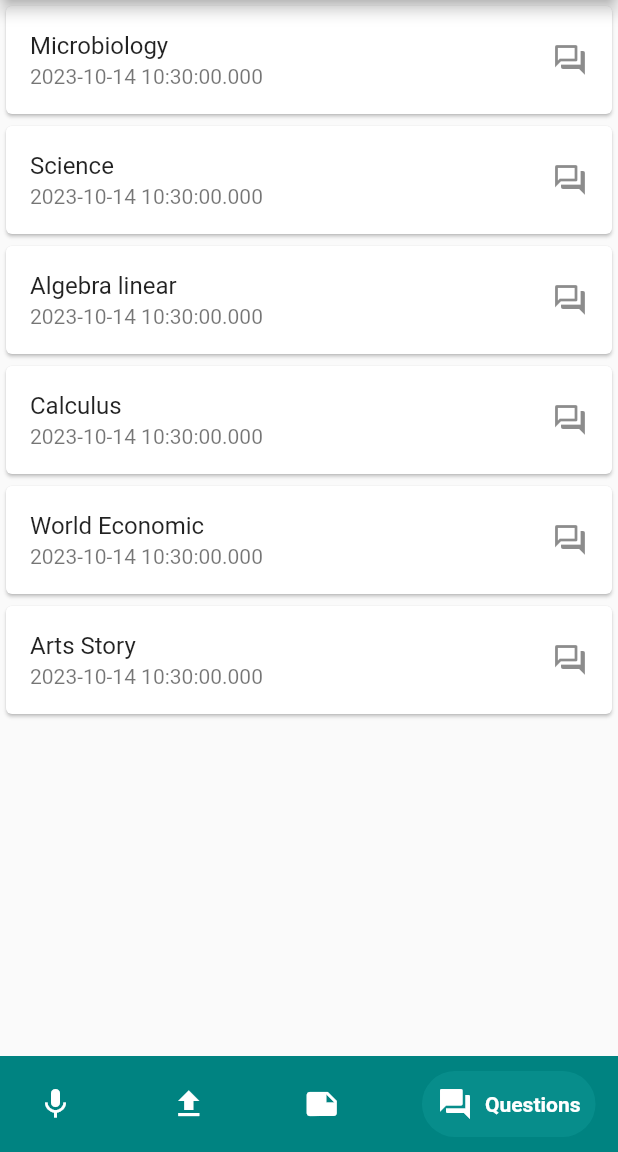
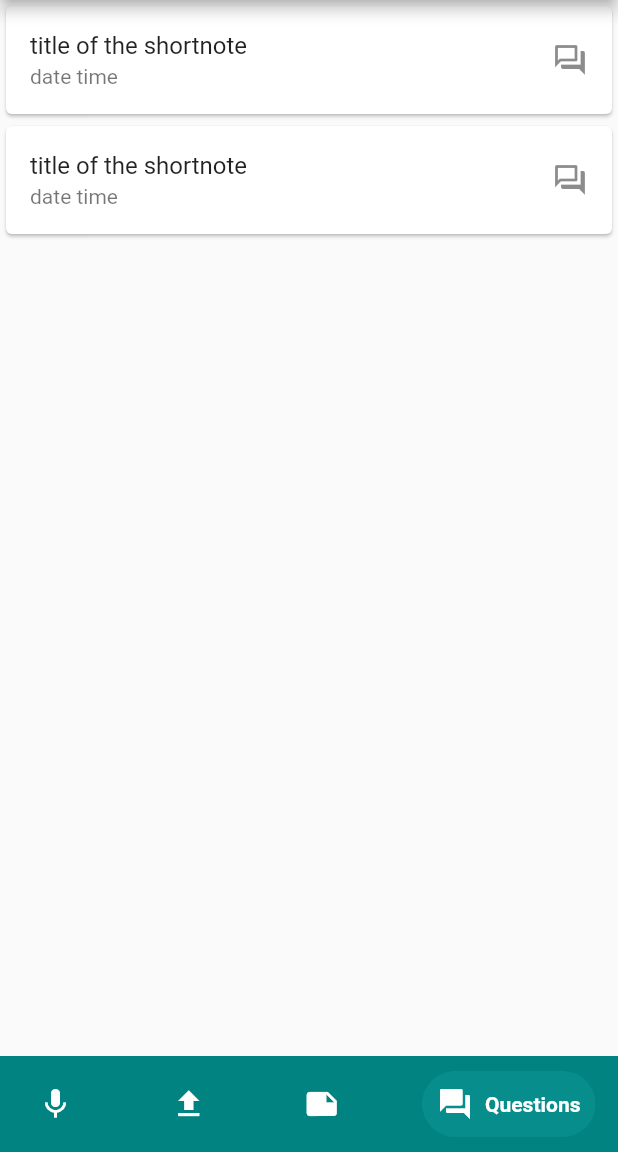
Before and after one commit to wubeshetA/SmartNote, a Flutter app: the screen it shows after launch, item 4 of the bottom bar chosen, on a phone screen of 412 x 824 dp, the part 84-1236 px from its top. Run offline on Flutter 3.47's test engine with Material 2 defaults, Android fonts, the phone set to English and light mode, and no system bars; drawn by our look-alikes of google_nav_bar; our stand-ins replace avatar_glow, flutter_dotenv, permission_handler, sqflite, webview_flutter; missing offline and left inert: flutter_sound_lite, google_speech; accounts and stored records are empty.

Commit message:
feat: question screen to get json data
Signed-off-by: freedisch <freeproduc@gmail.com>

```diff
--- /dev/null
+++ b/assets/not.json
@@ -0,0 +1,26 @@
+[
+  {
+    "title": "Microbiology",
+    "date": "2023-10-10T08:30:00Z"
+  },
+  {
+    "title": "Science",
+    "date": "2023-10-09T11:15:00Z"
+  },
+  {
+    "title": "Algebra linear",
+    "date": "2023-09-25T09:10:00Z"
+  },
+  {
+    "title": "Calculus",
+    "date": "2023-09-20T14:45:00Z"
+  },
+  {
+    "title": "World Economic",
+    "date": "2023-08-31T13:35:00Z"
+  },
+  {
+    "title": "Arts Story",
+    "date": "2023-08-20T10:20:00Z"
+  }
+]
--- /dev/null
+++ b/assets/question.json
@@ -0,0 +1,22 @@
+[
+  {
+    "question": "What is the definition of a microorganism?",
+    "answer": "Small living organisms not visible to the naked eye"
+  },
+  {
+    "question": "What are the types of microorganisms?",
+    "answer": "Bacteria, Viruses, Fungi"
+  },
+  {
+    "question": "What are the characteristics of bacteria?",
+    "answer": "Single-celled prokaryotes, Found virtually everywhere on Earth, Some species can be harmful (pathogenic bacteria)"
+  },
+  {
+    "question": "What are the characteristics of viruses?",
+    "answer": "Obligate intracellular parasites, Consist of genetic material enclosed in a protein coat, Cannot reproduce without a host"
+  },
+  {
+    "question": "What are the characteristics of fungi?",
+    "answer": "Eukaryotic organisms, Obtain nutrients by absorbing them from their environment, Include yeasts, molds, and mushrooms"
+  }
+]
--- a/lib/views/note/notes.dart
+++ b/lib/views/note/notes.dart
@@ -27,7 +27,7 @@ class _NotesState extends State<Notes> {
     const DataNote(
         id: 1,
         notes: 'assets/trial.html', // html file
-        questions: 'file_path_to_questions_for_this_note.json', // json file
+        questions: 'assets/.json', // json file
         title: 'title of the shortnote',
         created_at: 'date time'),
     const DataNote(
--- a/lib/views/question/questionsList.dart
+++ b/lib/views/question/questionsList.dart
@@ -17,6 +17,21 @@ class _QuestionsState extends State<Questions> {
     Note(title: "Calculus", date: DateTime.now()),
     Note(title: "World Economic", date: DateTime.now()),
     Note(title: "Arts Story", date: DateTime.now()),
+  ];
+
+  List<DataNote> all_data = [
+    const DataNote(
+        id: 1,
+        notes: 'assets/trial.html', // html file
+        questions: 'assets/question.json', // json file
+        title: 'title of the shortnote',
+        created_at: 'date time'),
+    const DataNote(
+        id: 2,
+        notes: 'assets/trial.html', // html file
+        questions: 'assets/question.json', // json file
+        title: 'title of the shortnote',
+        created_at: 'date time'),
   ];
 
   @override
@@ -41,22 +56,26 @@ class _QuestionsState extends State<Questions> {
           ],
         ),
         body: ListView.builder(
-          itemCount: notes.length,
+          itemCount: all_data.length,
           itemBuilder: (context, index) {
-            final note = notes[index];
+            final data = all_data[index];
             return InkWell(
               onTap: () {
                 // Push to a new screen or redirect as needed
-                Navigator.push(context,
-                    MaterialPageRoute(builder: (context) => QuestionView()));
+                Navigator.push(
+                    context,
+                    MaterialPageRoute(
+                        builder: (context) => QuestionView(
+                              jsonFilePath: data.questions,
+                            )));
               },
               child: Row(
                 children: [
                   Expanded(
                     child: Card(
                       child: ListTile(
-                        title: Text(note.title),
-                        subtitle: Text(note.date.toString()),
+                        title: Text(data.title),
+                        subtitle: Text(data.created_at.toString()),
                         trailing: Icon(Icons.question_answer_outlined),
                       ),
                     ),
@@ -106,3 +125,19 @@ class DetailScreen extends StatelessWidget {
 //     required this.date,
 //   });
 // }
+
+class DataNote {
+  final int id;
+  final String notes;
+  final String questions;
+  final String title;
+  final String created_at;
+
+  const DataNote({
+    required this.id,
+    required this.notes,
+    required this.questions,
+    required this.title,
+    required this.created_at,
+  });
+}
```
Also changed, not shown: lib/views/question/question.dart (+23 -21 lines).
